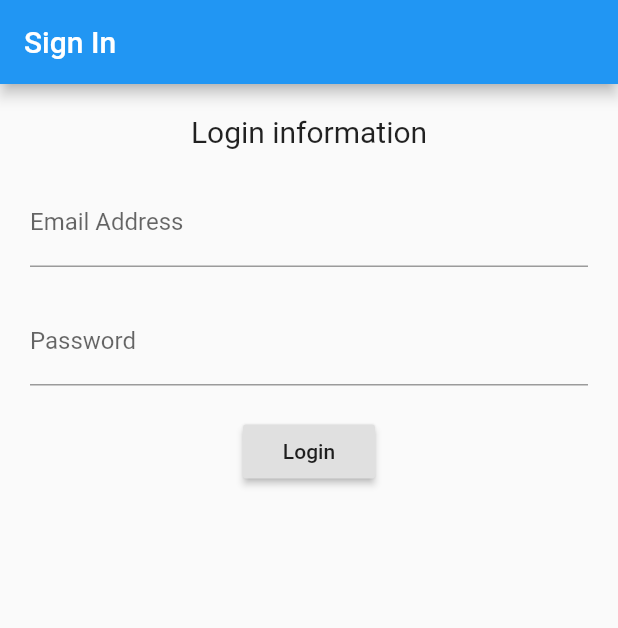
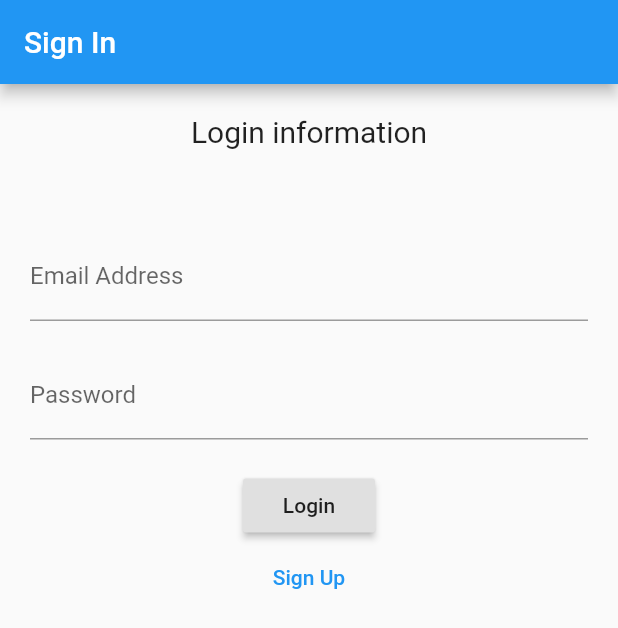
Before and after one commit to alextanhongpin/flutter-auth, a Flutter app: the screen it shows after launch, after a tap on "Login", on a phone screen of 412 x 824 dp. Shown: the top 628 px of the screen. Run offline on Flutter 3.47's test engine with Material 2 defaults, Android fonts, the phone set to English and light mode, and no system bars.

Commit message:
chore: add sign-in flow

```diff
--- a/lib/main.dart
+++ b/lib/main.dart
@@ -24,10 +24,11 @@ class MyApp extends StatelessWidget {
 
         // Wait for the future to resolve and render the appropriate widget for HomePage or LoginPage.
         builder: (BuildContext context, AsyncSnapshot snapshot) {
-          if (snapshot.connectionState == ConnectionState.done) {
-            return snapshot.hasData ? HomePage() : SignInPage();
-          } else {
-            return Container(color: Colors.white);
+          switch (snapshot.connectionState) {
+            case ConnectionState.done:
+              return snapshot.hasData ? HomePage() : SignInPage();
+            default:
+              return CircularProgressIndicator();
           }
         }
       ),
--- a/lib/pages/signin.dart
+++ b/lib/pages/signin.dart
@@ -1,6 +1,6 @@
 import 'package:flutter/material.dart';
 import 'package:provider/provider.dart';
-import '../services/auth.dart';
+import 'package:auth/services/auth.dart';
 
 class SignInPage extends StatefulWidget {
   @override
@@ -11,6 +11,7 @@ class _SignInPageState extends State<SignInPage> {
   final _formKey = GlobalKey<FormState>();
   String _password;
   String _email;
+  String _error = '';
 
   @override
   Widget build(BuildContext context) {
@@ -29,6 +30,8 @@ class _SignInPageState extends State<SignInPage> {
                   style: TextStyle(fontSize: 20.0)
               ),
               SizedBox(height: 20.0),
+              _error.isEmpty ? Text('') : Text(_error),
+              SizedBox(height: 20.0),
               TextFormField(
                 onSaved: (value) => _email = value,
                 keyboardType: TextInputType.emailAddress,
@@ -43,19 +46,31 @@ class _SignInPageState extends State<SignInPage> {
               SizedBox(height: 20.0),
               RaisedButton(
                   child: Text('Login'),
-                  onPressed: () {
+                  onPressed: () async {
                     final form = _formKey.currentState;
                     form.save();
 
                     if (form.validate()) {
                       print("$_email $_password");
-                      Provider.of<AuthService>(context, listen: false).loginUser(
-                          email:_email,
-                          password:_password
-                      );
+                      try {
+                        await Provider.of<AuthService>(context, listen: false)
+                            .loginUser(
+                            email: _email,
+                            password: _password
+                        );
+                      } catch (error) {
+                        setState(() {
+                          _error = error;
+                        });
+                      }
                     }
                   }
-              )
+              ),
+              TextButton(
+                  onPressed: () {
+                    Navigator.pushNamed(context, '/signup');
+                  },
+                  child: Text('Sign Up')),
             ]
           )
         )
--- a/lib/services/auth.dart
+++ b/lib/services/auth.dart
@@ -3,10 +3,6 @@ import 'package:flutter/material.dart';
 
 class AuthService with ChangeNotifier {
   var currentUser;
-
-  AuthService() {
-    print('new auth service');
-  }
 
   Future getUser() {
     return Future.value(currentUser);
@@ -28,14 +24,13 @@ class AuthService with ChangeNotifier {
   }
 
   Future loginUser({ String email, String password }) {
-    print("AuthService.login_user($email, $password)");
     if (password == '1234') {
       this.currentUser = { email };
       notifyListeners();
       return Future.value(currentUser);
-    } else {
-      this.currentUser = null;
-      return Future.value(null);
     }
+    this.currentUser = null;
+    notifyListeners();
+    return Future.error('Wrong username or password');
   }
 }
```
